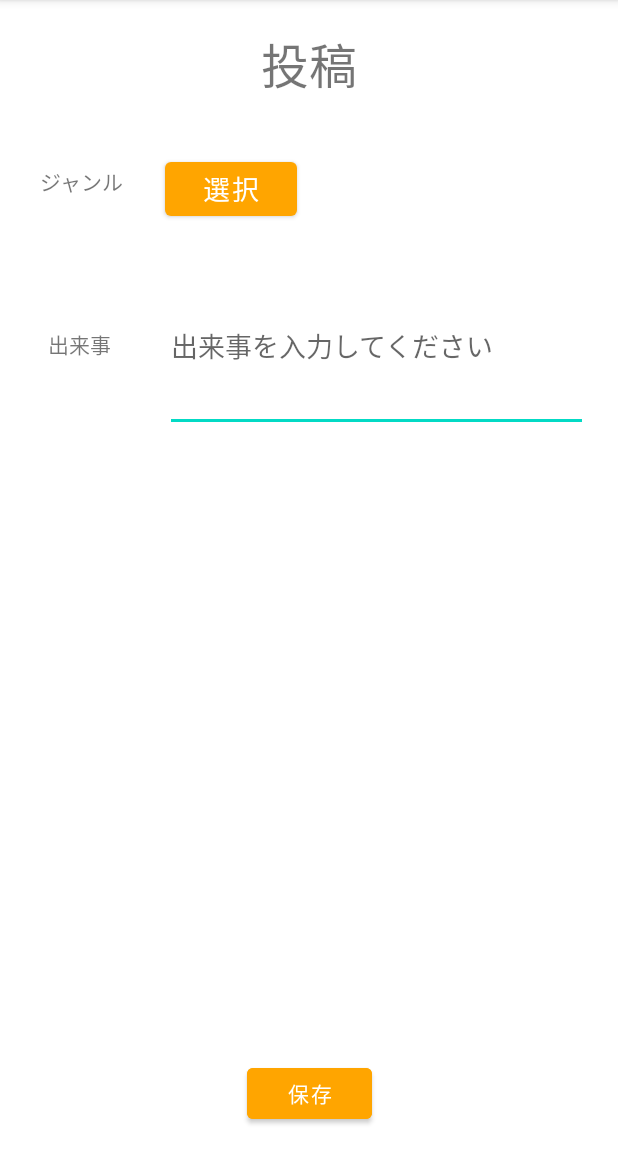
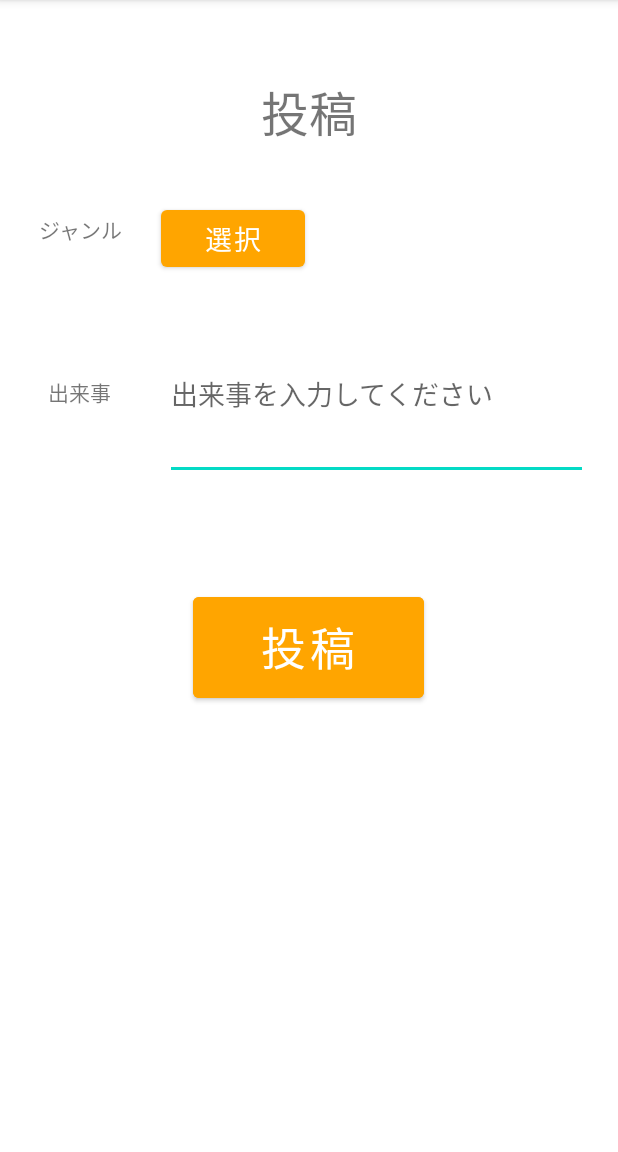
Before and after one commit to wataso26/OmoshiroRecycle, an Android app: the Toko screen opened directly, with no data from a screen before it, on a phone screen of 412 x 824 dp, the part 84-1236 px from its top. Run offline under Robolectric (Android 15) with nearby library versions, the phone set to English and light mode, and no system bars; libraries missing offline, so code that uses them is left out: io.realm; Roboto replaces fonts that are not available here.

Commit message:
追加課題で見つけたレイアウトの改善点を修復した

```diff
--- a/app/src/main/res/layout/toko.xml
+++ b/app/src/main/res/layout/toko.xml
@@ -10,6 +10,7 @@
         android:id="@+id/constraintLayout3"
         android:layout_width="wrap_content"
         android:layout_height="wrap_content"
+        android:layout_marginTop="32dp"
         app:layout_constraintEnd_toEndOf="parent"
         app:layout_constraintHorizontal_bias="1.0"
         app:layout_constraintStart_toStartOf="parent"
@@ -40,8 +41,8 @@
 
         <Button
             android:id="@+id/genre_ad"
-            android:layout_width="wrap_content"
-            android:layout_height="wrap_content"
+            android:layout_width="96dp"
+            android:layout_height="50dp"
             android:layout_marginTop="32dp"
             android:text="選択"
             android:textSize="18dp"
@@ -95,13 +96,6 @@
     </androidx.constraintlayout.widget.ConstraintLayout>
 
     <androidx.constraintlayout.widget.ConstraintLayout
-        android:id="@+id/constraintLayout2"
-        android:layout_width="405dp"
-        android:layout_height="149dp"
-        app:layout_constraintStart_toStartOf="parent"
-        app:layout_constraintTop_toBottomOf="@+id/constraintLayout3"/>
-
-    <androidx.constraintlayout.widget.ConstraintLayout
         android:id="@+id/constraintLayout"
         android:layout_width="wrap_content"
         android:layout_height="wrap_content"
@@ -112,13 +106,15 @@
 
     <Button
         android:id="@+id/saveButton"
-        android:layout_width="83dp"
-        android:layout_height="46dp"
-        android:layout_marginBottom="16dp"
+        android:layout_width="154dp"
+        android:layout_height="79dp"
+        android:layout_marginTop="72dp"
         android:backgroundTint="#ffa500"
-        android:text="保存"
-        app:layout_constraintBottom_toBottomOf="parent"
+        android:text="投稿"
+        android:textSize="30sp"
         app:layout_constraintEnd_toEndOf="parent"
-        app:layout_constraintStart_toStartOf="parent" />
+        app:layout_constraintHorizontal_bias="0.498"
+        app:layout_constraintStart_toStartOf="parent"
+        app:layout_constraintTop_toBottomOf="@+id/constraintLayout3" />
 
 </androidx.constraintlayout.widget.ConstraintLayout>
```
Also changed, not shown: app/src/main/res/layout/activity_main.xml (+21 -16 lines), app/src/main/res/layout/item_data_cell.xml (+11 -2 lines).
